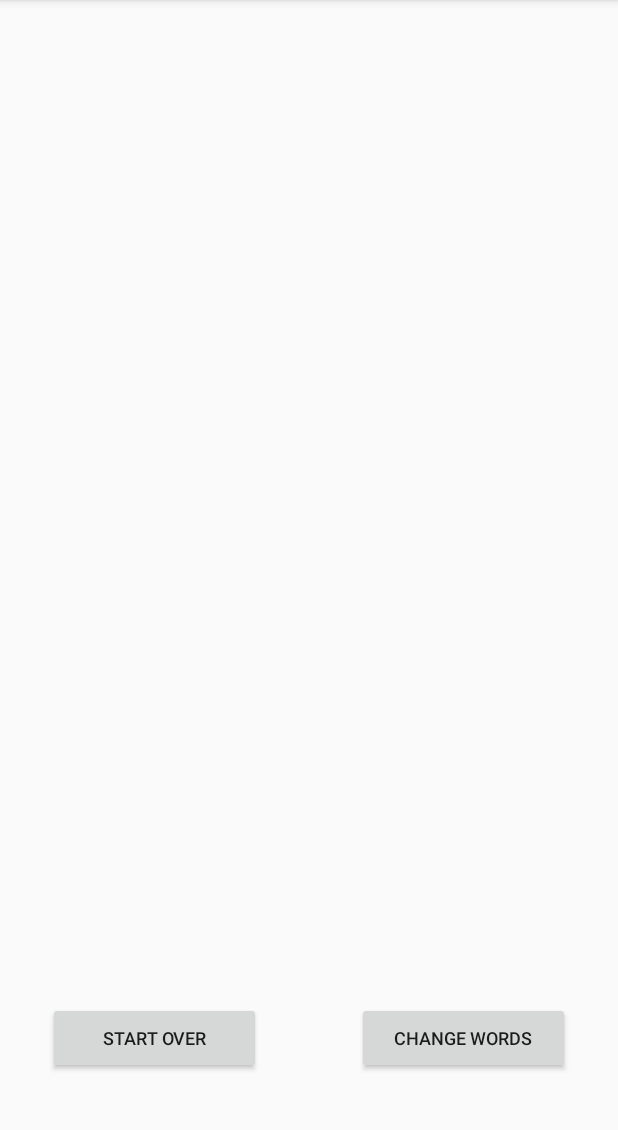
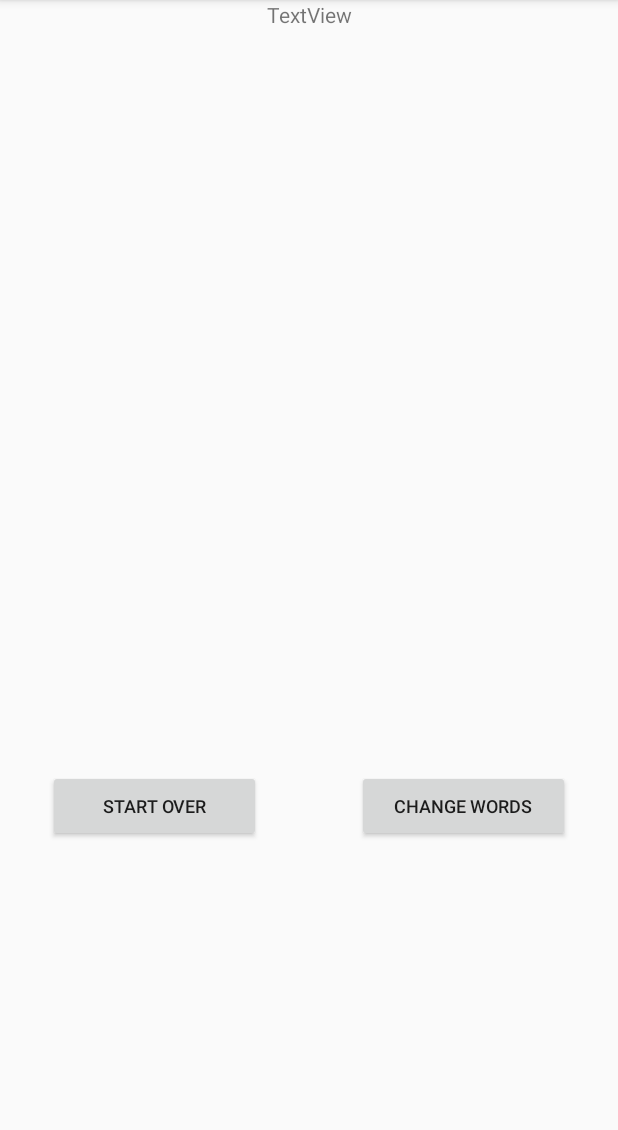
Before and after one commit to vincentdamen/AppStudio, an Android app: the Result_page screen opened directly, with no data from a screen before it, on a phone screen of 412 x 824 dp, the part 84-1214 px from its top. Run offline under Robolectric (Android 15) with nearby library versions, the phone set to English and light mode, and no system bars; 1 statement that could not run was skipped.

Commit message:
Fixed some bugs

```diff
--- a/VincentDamenpset2/app/src/main/java/com/example/vincent/vincentdamen_pset2/Input_words.java
+++ b/VincentDamenpset2/app/src/main/java/com/example/vincent/vincentdamen_pset2/Input_words.java
@@ -76,8 +76,9 @@ public class Input_words extends AppCompatActivity {
             editBox.setText("");
             currentWord = story.getNextPlaceholder();
             placeHolder.setText(currentWord);
-            if (totalWords!=wordsDone+1) {
+            if (totalWords==wordsDone) {
                 wordsDone=0;
+                totalWords=0;
                 String result = story.toString();
                 showResult(result,file);
             }
--- a/VincentDamenpset2/app/src/main/java/com/example/vincent/vincentdamen_pset2/Result_page.java
+++ b/VincentDamenpset2/app/src/main/java/com/example/vincent/vincentdamen_pset2/Result_page.java
@@ -3,6 +3,7 @@ package com.example.vincent.vincentdamen_pset2;
 import android.content.Intent;
 import android.support.v7.app.AppCompatActivity;
 import android.os.Bundle;
+import android.text.Html;
 import android.view.View;
 import android.widget.TextView;
 
@@ -17,7 +18,7 @@ public class Result_page extends AppCompatActivity {
         String storyTime = intent.getStringExtra("story");
         file = intent.getStringExtra("file");
         resultBox = (TextView) findViewById(R.id.results);
-        resultBox.setText(storyTime);
+        resultBox.setText(Html.fromHtml(storyTime));
     }
     public void restart(View view){
         Intent intent = new Intent(this, Initial_screen.class);
--- a/VincentDamenpset2/app/src/main/java/com/example/vincent/vincentdamen_pset2/Story.java
+++ b/VincentDamenpset2/app/src/main/java/com/example/vincent/vincentdamen_pset2/Story.java
@@ -33,7 +33,7 @@ public class Story implements Serializable {
         text = "";
         placeholders = new ArrayList<String>();
         filledIn = 0;
-        htmlMode = false;
+        htmlMode = true;
         clear();
     }
 
--- a/VincentDamenpset2/app/src/main/res/layout/activity_result_page.xml
+++ b/VincentDamenpset2/app/src/main/res/layout/activity_result_page.xml
@@ -9,51 +9,46 @@
 
     <LinearLayout
         android:layout_width="match_parent"
-        android:layout_height="680dp"
+        android:layout_height="386dp"
+        android:layout_weight="5"
+        android:orientation="vertical">
+
+        <TextView
+            android:id="@+id/results"
+            android:layout_width="match_parent"
+            android:layout_height="wrap_content"
+            android:layout_marginEnd="8dp"
+            android:layout_marginStart="8dp"
+            android:baselineAligned="false"
+            android:text="TextView"
+            android:textAlignment="center"
+            app:layout_constraintEnd_toEndOf="parent"
+            app:layout_constraintHorizontal_bias="0.0"
+            app:layout_constraintStart_toStartOf="parent"
+            tools:layout_editor_absoluteY="42dp" />
+
+    </LinearLayout>
+
+    <LinearLayout
+        android:layout_width="match_parent"
+        android:layout_height="152dp"
         android:layout_weight="4"
         android:orientation="vertical">
 
         <android.support.constraint.ConstraintLayout
             android:layout_width="match_parent"
-            android:layout_height="match_parent">
-
-            <TextView
-                android:id="@+id/results"
-                android:layout_width="0dp"
-                android:layout_height="76dp"
-                android:layout_marginEnd="8dp"
-                android:layout_marginStart="8dp"
-                android:layout_marginTop="8dp"
-                android:text="TextView"
-                android:textAlignment="center"
-                app:layout_constraintBottom_toBottomOf="parent"
-                app:layout_constraintEnd_toEndOf="parent"
-                app:layout_constraintStart_toStartOf="parent"
-                app:layout_constraintTop_toTopOf="parent" />
-        </android.support.constraint.ConstraintLayout>
-    </LinearLayout>
-
-    <LinearLayout
-        android:layout_width="match_parent"
-        android:layout_height="match_parent"
-        android:layout_weight="2"
-        android:orientation="vertical">
-
-        <android.support.constraint.ConstraintLayout
-            android:layout_width="match_parent"
-            android:layout_height="match_parent">
+            android:layout_height="match_parent"
+            android:layout_weight="1">
 
             <Button
                 android:id="@+id/restart"
                 android:layout_width="0dp"
                 android:layout_height="48dp"
-                android:layout_marginBottom="52dp"
                 android:layout_marginEnd="32dp"
                 android:layout_marginStart="32dp"
+                android:onClick="restart"
                 android:text="Start over"
                 android:textSize="12sp"
-                android:onClick="restart"
-                app:layout_constraintBottom_toBottomOf="parent"
                 app:layout_constraintEnd_toStartOf="@+id/backOneScreen"
                 app:layout_constraintStart_toStartOf="parent"
                 tools:ignore="OnClick,UnknownId" />
@@ -62,13 +57,11 @@
                 android:id="@+id/backOneScreen"
                 android:layout_width="0dp"
                 android:layout_height="48dp"
-                android:layout_marginBottom="52dp"
                 android:layout_marginEnd="32dp"
                 android:layout_marginStart="32dp"
+                android:onClick="oneBack"
                 android:text="Change words"
                 android:textSize="12sp"
-                android:onClick="oneBack"
-                app:layout_constraintBottom_toBottomOf="parent"
                 app:layout_constraintEnd_toEndOf="parent"
                 app:layout_constraintStart_toEndOf="@+id/restart"
                 tools:ignore="OnClick" />
```
Also changed, not shown: VincentDamenpset2/app/src/main/res/layout/activity_initial_screen.xml (+6 -6 lines).
